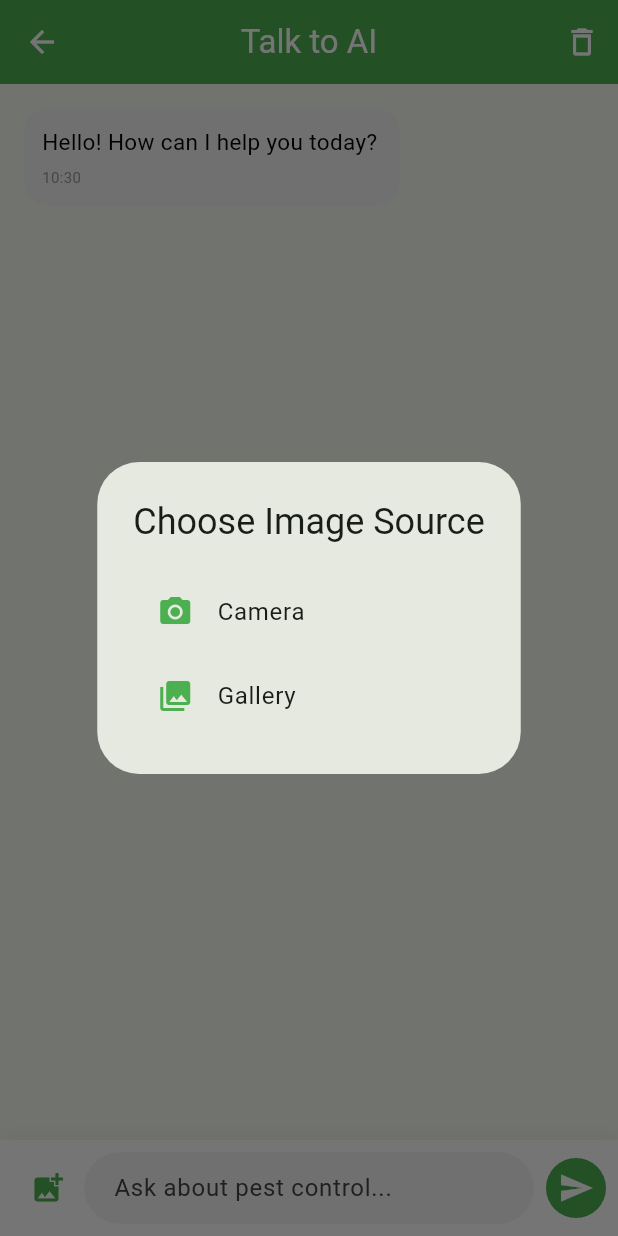
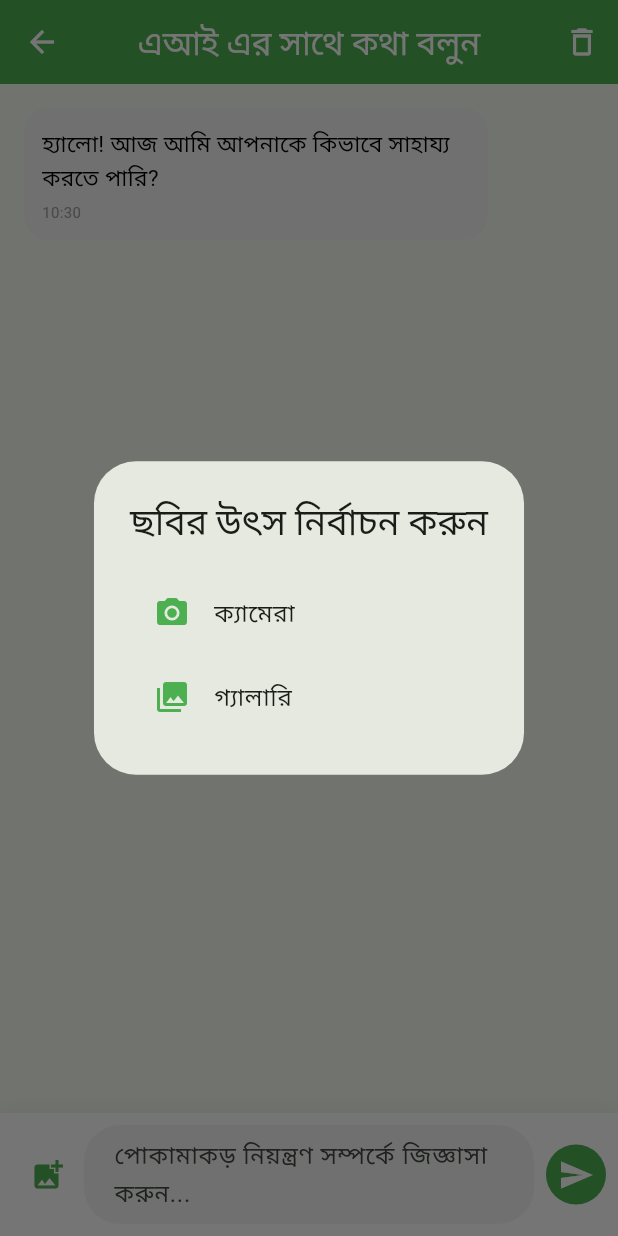
Before and after one commit to KrishiBondhu/krishi_bondhu_app_bd, a Flutter app: the AiChatScreen screen opened directly, after a tap on the "add photo alternate" icon, on a phone screen of 412 x 824 dp. Run offline on Flutter 3.47's test engine with Material 3 defaults, Android fonts, the phone set to English and light mode, and no system bars; our stand-ins replace email_validator, google_generative_ai, image_picker, shared_preferences, webview_flutter; accounts and stored records are empty; Roboto replaces fonts that are missing (Poppins).

Commit message:
Convert Pest Control feature to Bangla language
- Converted main Pest Control screen title and descriptions to Bangla
- Translated 'Talk to AI' feature: chat interface, messages, image upload prompts
- Translated 'Read Blogs' feature: title and refresh tooltip
- Updated welcome message, error messages, and loading indicators to Bangla
- Converted image source dialog (Camera/Gallery) to Bangla
- All user-facing text now in Bangla for better farmer understanding

```diff
--- a/lib/screens/pest_control/ai_chat_screen.dart
+++ b/lib/screens/pest_control/ai_chat_screen.dart
@@ -33,7 +33,7 @@ class _AiChatScreenState extends State<AiChatScreen> {
     // Add welcome message
     _messages.add(
       ChatMessage(
-        text: 'Hello! How can I help you today?',
+        text: 'হ্যালো! আজ আমি আপনাকে কিভাবে সাহায্য করতে পারি?',
         isUser: false,
         timestamp: DateTime.now(),
       ),
@@ -53,7 +53,7 @@ class _AiChatScreenState extends State<AiChatScreen> {
 
     // Add user message
     final userMessage = ChatMessage(
-      text: text.isEmpty ? 'Please analyze this image' : text,
+      text: text.isEmpty ? 'অনুগ্রহ করে এই ছবিটি বিশ্লেষণ করুন' : text,
       isUser: true,
       timestamp: DateTime.now(),
       imageUrl: _selectedImage?.path,
@@ -99,7 +99,7 @@ class _AiChatScreenState extends State<AiChatScreen> {
         _isLoading = false;
         _messages.add(
           ChatMessage(
-            text: 'Sorry, an error occurred: ${e.toString()}',
+            text: 'দুঃখিত, একটি ত্রুটি ঘটেছে: ${e.toString()}',
             isUser: false,
             timestamp: DateTime.now(),
           ),
@@ -125,7 +125,7 @@ class _AiChatScreenState extends State<AiChatScreen> {
     } catch (e) {
       if (mounted) {
         ScaffoldMessenger.of(context).showSnackBar(
-          SnackBar(content: Text('Error picking image: $e')),
+          SnackBar(content: Text('ছবি নির্বাচনে ত্রুটি: $e')),
         );
       }
     }
@@ -135,14 +135,14 @@ class _AiChatScreenState extends State<AiChatScreen> {
     showDialog(
       context: context,
       builder: (context) => AlertDialog(
-        title: const Text('Choose Image Source'),
+        title: const Text('ছবির উৎস নির্বাচন করুন'),
         content: Column(
           mainAxisSize: MainAxisSize.min,
           children: [
             ListTile(
               leading:
                   const Icon(Icons.camera_alt, color: AppColors.primaryGreen),
-              title: const Text('Camera'),
+              title: const Text('ক্যামেরা'),
               onTap: () {
                 Navigator.pop(context);
                 _pickImage(ImageSource.camera);
@@ -151,7 +151,7 @@ class _AiChatScreenState extends State<AiChatScreen> {
             ListTile(
               leading: const Icon(Icons.photo_library,
                   color: AppColors.primaryGreen),
-              title: const Text('Gallery'),
+              title: const Text('গ্যালারি'),
               onTap: () {
                 Navigator.pop(context);
                 _pickImage(ImageSource.gallery);
@@ -179,7 +179,7 @@ class _AiChatScreenState extends State<AiChatScreen> {
   Widget build(BuildContext context) {
     return Scaffold(
       appBar: AppBar(
-        title: const Text('Talk to AI'),
+        title: const Text('এআই এর সাথে কথা বলুন'),
         backgroundColor: AppColors.primaryGreen,
         foregroundColor: AppColors.white,
         actions: [
@@ -190,14 +190,14 @@ class _AiChatScreenState extends State<AiChatScreen> {
                 _messages.clear();
                 _messages.add(
                   ChatMessage(
-                    text: 'Chat cleared. How can I help you?',
+                    text: 'চ্যাট মুছে ফেলা হয়েছে। আমি কিভাবে সাহায্য করতে পারি?',
                     isUser: false,
                     timestamp: DateTime.now(),
                   ),
                 );
               });
             },
-            tooltip: 'Clear chat',
+            tooltip: 'চ্যাট মুছুন',
           ),
         ],
       ),
@@ -225,7 +225,7 @@ class _AiChatScreenState extends State<AiChatScreen> {
                   SizedBox(width: 16),
                   CircularProgressIndicator(),
                   SizedBox(width: 16),
-                  Text('AI is thinking...'),
+                  Text('এআই চিন্তা করছে...'),
                 ],
               ),
             ),
@@ -253,7 +253,7 @@ class _AiChatScreenState extends State<AiChatScreen> {
                   const SizedBox(width: 12),
                   const Expanded(
                     child: Text(
-                      'Image selected. Add description (optional) and send.',
+                      'ছবি নির্বাচিত। বিবরণ যোগ করুন (ঐচ্ছিক) এবং পাঠান।',
                       style: TextStyle(fontSize: 12),
                     ),
                   ),
@@ -288,15 +288,15 @@ class _AiChatScreenState extends State<AiChatScreen> {
                   icon: const Icon(Icons.add_photo_alternate),
                   color: AppColors.primaryGreen,
                   onPressed: _showImageSourceDialog,
-                  tooltip: 'Upload image',
+                  tooltip: 'ছবি আপলোড করুন',
                 ),
                 Expanded(
                   child: TextField(
                     controller: _textController,
                     decoration: InputDecoration(
                       hintText: _selectedImage != null
-                          ? 'Add description (optional)'
-                          : 'Ask about pest control...',
+                          ? 'বিবরণ যোগ করুন (ঐচ্ছিক)'
+                          : 'পোকামাকড় নিয়ন্ত্রণ সম্পর্কে জিজ্ঞাসা করুন...',
                       border: OutlineInputBorder(
                         borderRadius: BorderRadius.circular(24),
                         borderSide: BorderSide.none,
--- a/lib/screens/pest_control/blogs_screen.dart
+++ b/lib/screens/pest_control/blogs_screen.dart
@@ -45,7 +45,7 @@ class _BlogsScreenState extends State<BlogsScreen> {
   Widget build(BuildContext context) {
     return Scaffold(
       appBar: AppBar(
-        title: const Text('Pest Control Blogs'),
+        title: const Text('পোকামাকড় নিয়ন্ত্রণ ব্লগ'),
         backgroundColor: AppColors.primaryGreen,
         foregroundColor: AppColors.white,
         actions: [
@@ -54,7 +54,7 @@ class _BlogsScreenState extends State<BlogsScreen> {
             onPressed: () {
               _controller.reload();
             },
-            tooltip: 'Refresh',
+            tooltip: 'রিফ্রেশ করুন',
           ),
         ],
       ),
--- a/lib/screens/pest_control/pest_control_screen.dart
+++ b/lib/screens/pest_control/pest_control_screen.dart
@@ -11,7 +11,7 @@ class PestControlScreen extends StatelessWidget {
   Widget build(BuildContext context) {
     return Scaffold(
       appBar: AppBar(
-        title: const Text('Pest Control'),
+        title: const Text('পোকামাকড় নিয়ন্ত্রণ'),
         backgroundColor: AppColors.primaryGreen,
         foregroundColor: AppColors.white,
       ),
@@ -22,7 +22,7 @@ class PestControlScreen extends StatelessWidget {
           children: [
             // Header
             const Text(
-              'Choose Your Service',
+              'আপনার সেবা নির্বাচন করুন',
               style: TextStyle(
                 fontSize: 24,
                 fontWeight: FontWeight.bold,
@@ -32,7 +32,7 @@ class PestControlScreen extends StatelessWidget {
             ),
             const SizedBox(height: 12),
             const Text(
-              'Get expert advice on pest control and crop diseases',
+              'পোকামাকড় নিয়ন্ত্রণ এবং ফসলের রোগ সম্পর্কে বিশেষজ্ঞ পরামর্শ পান',
               style: TextStyle(
                 fontSize: 14,
                 color: AppColors.grey,
@@ -45,9 +45,9 @@ class PestControlScreen extends StatelessWidget {
             _buildFeatureCard(
               context: context,
               icon: Icons.smart_toy,
-              title: 'Talk to AI',
+              title: 'এআই এর সাথে কথা বলুন',
               description:
-                  'Chat with AI, upload crop images to detect diseases and get suggestions',
+                  'এআই এর সাথে চ্যাট করুন, ফসলের ছবি আপলোড করে রোগ সনাক্ত করুন এবং পরামর্শ পান',
               gradient: const LinearGradient(
                 colors: [Color(0xFF4CAF50), Color(0xFF388E3C)],
                 begin: Alignment.topLeft,
@@ -69,9 +69,9 @@ class PestControlScreen extends StatelessWidget {
             _buildFeatureCard(
               context: context,
               icon: Icons.article,
-              title: 'Read Blogs',
+              title: 'ব্লগ পড়ুন',
               description:
-                  'Browse articles, tips and best practices for pest control',
+                  'পোকামাকড় নিয়ন্ত্রণের জন্য নিবন্ধ, টিপস এবং সর্বোত্তম অনুশীলন দেখুন',
               gradient: const LinearGradient(
                 colors: [Color(0xFF2196F3), Color(0xFF1976D2)],
                 begin: Alignment.topLeft,
```
